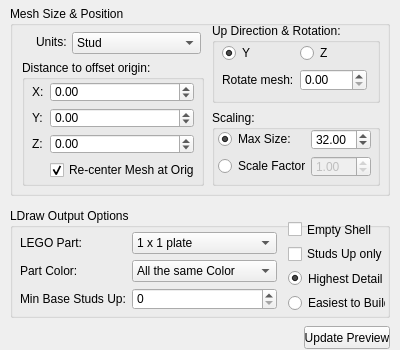
First picture: the form in trunk/argpanel.ui, repository RomkoSI/lsculpt, before the edit.
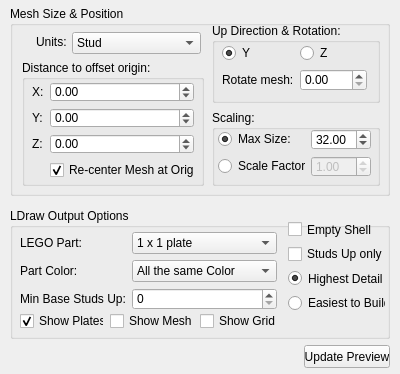
Second picture: the form after the edit.

Commit message:
Connect new OPTS_GRID, MESH & PLATES options to UI.
Also add a bit more error checking, to make sure empty.ldr and the LDVLib path that holds all the vitally imporant parts exists.

```diff
--- a/trunk/argpanel.ui
+++ b/trunk/argpanel.ui
@@ -7,7 +7,7 @@
     <x>0</x>
     <y>0</y>
     <width>400</width>
-    <height>350</height>
+    <height>374</height>
    </rect>
   </property>
   <property name="sizePolicy">
@@ -35,7 +35,7 @@
    <property name="geometry">
     <rect>
      <x>304</x>
-     <y>326</y>
+     <y>345</y>
      <width>86</width>
      <height>23</height>
     </rect>
@@ -187,7 +187,7 @@
     <property name="title">
      <string>Scaling:</string>
     </property>
-    <widget class="QWidget" name="">
+    <widget class="QWidget" name="layoutWidget">
      <property name="geometry">
       <rect>
        <x>6</x>
@@ -412,7 +412,7 @@
      <x>10</x>
      <y>208</y>
      <width>380</width>
-     <height>110</height>
+     <height>131</height>
     </rect>
    </property>
    <property name="title">
@@ -574,6 +574,42 @@
      </item>
     </layout>
    </widget>
+   <widget class="QWidget" name="horizontalLayoutWidget">
+    <property name="geometry">
+     <rect>
+      <x>10</x>
+      <y>103</y>
+      <width>261</width>
+      <height>21</height>
+     </rect>
+    </property>
+    <layout class="QHBoxLayout" name="horizontalLayout">
+     <item>
+      <widget class="QCheckBox" name="showPlatesCheck">
+       <property name="text">
+        <string>Show Plates</string>
+       </property>
+       <property name="checked">
+        <bool>true</bool>
+       </property>
+      </widget>
+     </item>
+     <item>
+      <widget class="QCheckBox" name="showMeshCheck">
+       <property name="text">
+        <string>Show Mesh</string>
+       </property>
+      </widget>
+     </item>
+     <item>
+      <widget class="QCheckBox" name="showGridCheck">
+       <property name="text">
+        <string>Show Grid</string>
+       </property>
+      </widget>
+     </item>
+    </layout>
+   </widget>
   </widget>
  </widget>
  <tabstops>
```
The commit also changes 3 other files.
